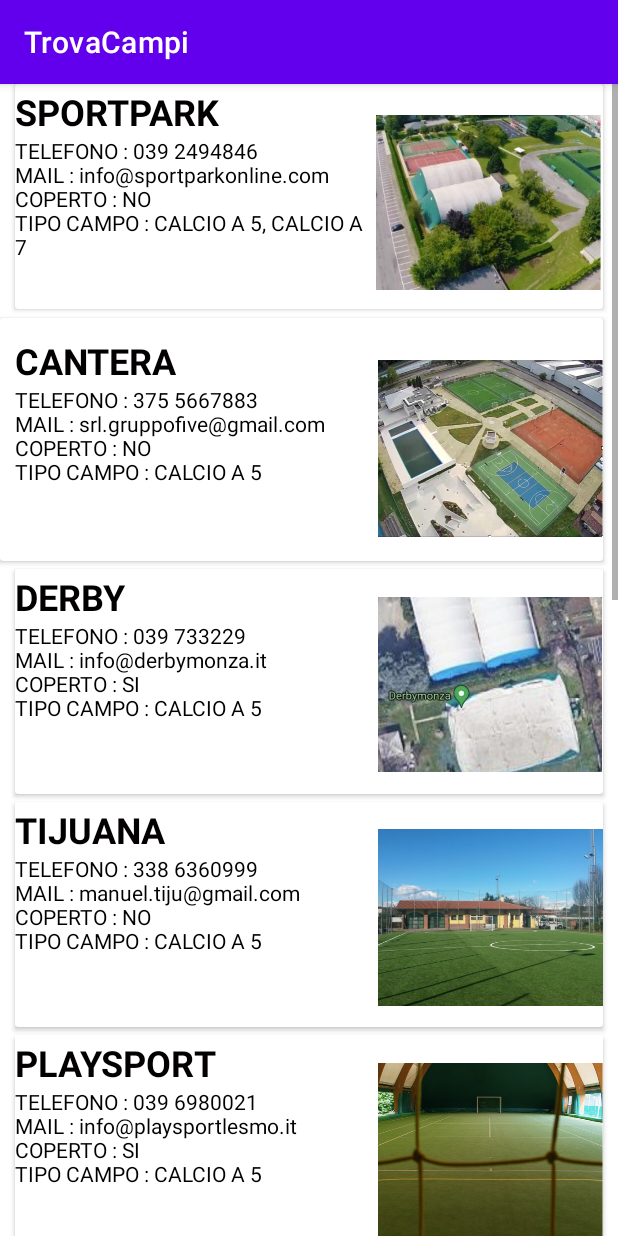
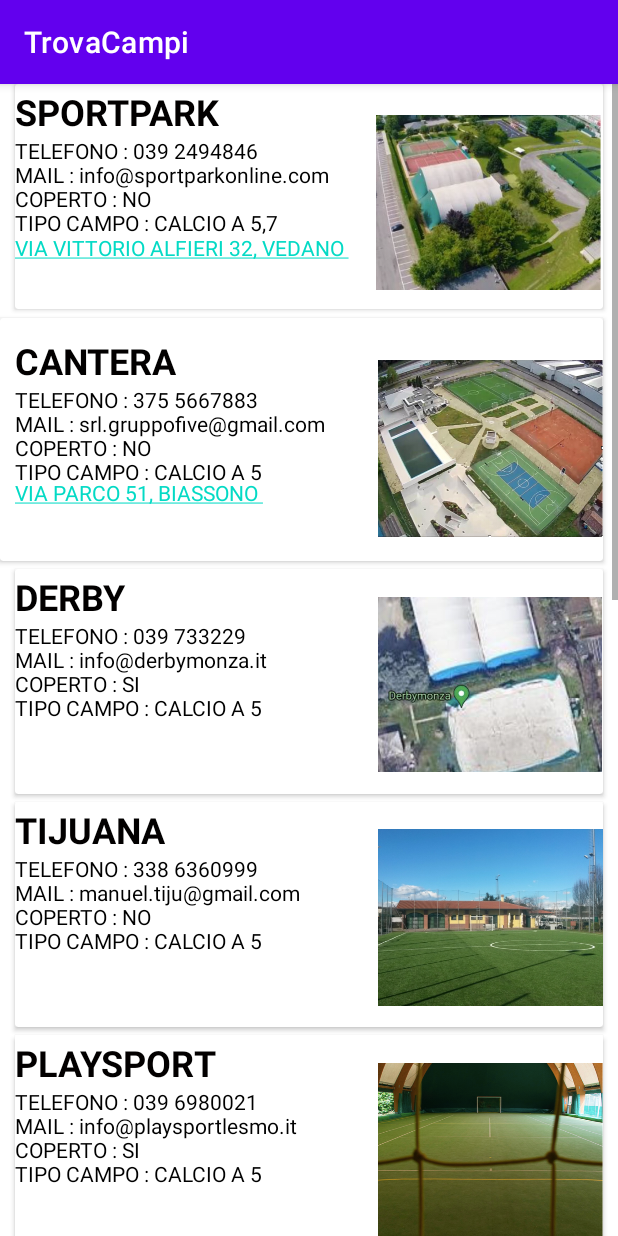
Before and after one commit to tsankaris/TrovaCampi, an Android app: the Calcio_activity screen opened directly, with no data from a screen before it, on a phone screen of 412 x 824 dp. Run offline under Robolectric (Android 15) with nearby library versions, the phone set to English and light mode, and no system bars.

Commit message:
niente indiani oggi

```diff
--- a/app/build.gradle
+++ b/app/build.gradle
@@ -41,6 +41,8 @@ dependencies {
     implementation 'androidx.navigation:navigation-fragment:2.3.5'
     implementation 'androidx.navigation:navigation-ui:2.3.5'
     implementation 'com.google.firebase:firebase-auth:20.0.4'
+    implementation 'com.google.firebase:firebase-firestore'
+    implementation 'com.firebaseui:firebase-ui-auth:7.2.0'
     implementation 'com.google.android.gms:play-services-maps:18.0.1'
     testImplementation 'junit:junit:4.13.2'
     androidTestImplementation 'androidx.test.ext:junit:1.1.3'
--- a/app/src/debug/res/values/google_maps_api.xml
+++ b/app/src/debug/res/values/google_maps_api.xml
@@ -20,5 +20,5 @@
     Once you have your key (it starts with "AIza"), replace the "google_maps_key"
     string in this file.
     -->
-    <string name="google_maps_key" templateMergeStrategy="preserve" translatable="false">YOUR_KEY_HERE</string>
+    <string name="google_maps_key" templateMergeStrategy="preserve" translatable="false">AIzaSyBJWYi3BeqpL7HmLzNoUrdiGqJUlBJervU</string>
 </resources>
--- a/app/src/main/java/it/sal/disco/unimib/trovacampi/Calcio_activity.java
+++ b/app/src/main/java/it/sal/disco/unimib/trovacampi/Calcio_activity.java
@@ -1,11 +1,14 @@
 package it.sal.disco.unimib.trovacampi;
-
-import androidx.appcompat.app.AppCompatActivity;
 
 import android.content.Intent;
 import android.net.Uri;
 import android.os.Bundle;
+import android.text.Html;
+import android.text.method.LinkMovementMethod;
 import android.view.View;
+import android.widget.TextView;
+
+import androidx.appcompat.app.AppCompatActivity;
 
 
 
@@ -14,7 +17,47 @@ public class Calcio_activity extends AppCompatActivity {
     @Override
     protected void onCreate(Bundle savedInstanceState) {
         super.onCreate(savedInstanceState);
-        setContentView(R.layout.activity_calcio); }
+        setContentView(R.layout.activity_calcio);
+        TextView textView = (TextView) findViewById(R.id.textView3);
+        textView.setMovementMethod(LinkMovementMethod.getInstance());
+        textView.setText(Html.fromHtml("<a href=\"https://www.bing.com/maps/directions?rtp=adr.~pos.45.615020751953125_9.26572036743164_Via+Vittorio+Alfieri+32+-+20057+Vedano+Al+Lambro+(MI)_Sportpark_039+249+4846\">VIA VITTORIO ALFIERI 32, VEDANO\n</a>"));
+
+        TextView textView1 = (TextView) findViewById(R.id.textView9);
+        textView1.setMovementMethod(LinkMovementMethod.getInstance());
+        textView1.setText(Html.fromHtml("<a href=\"https://www.bing.com/local?lid=YN1354x18269578375755280536&id=YN1354x18269578375755280536&q=Cantera+Club+Sport+%26+Restaurant&name=Cantera+Club+Sport+%26+Restaurant&cp=45.63228988647461%7e9.296019554138184&ppois=45.63228988647461_9.296019554138184_Cantera+Club+Sport+%26+Restaurant\">VIA PARCO 51, BIASSONO\n</a>"));
+
+        /*TextView textView = (TextView) findViewById(R.id.TextView01);
+        textView.setMovementMethod(LinkMovementMethod.getInstance());
+        textView.setText(Html.fromHtml("<a href=\"http://www.mrwebmaster.it\">Mr.Webmaster</a>"));
+
+        TextView textView = (TextView) findViewById(R.id.TextView01);
+        textView.setMovementMethod(LinkMovementMethod.getInstance());
+        textView.setText(Html.fromHtml("<a href=\"http://www.mrwebmaster.it\">Mr.Webmaster</a>"));
+
+        TextView textView = (TextView) findViewById(R.id.TextView01);
+        textView.setMovementMethod(LinkMovementMethod.getInstance());
+        textView.setText(Html.fromHtml("<a href=\"http://www.mrwebmaster.it\">Mr.Webmaster</a>"));
+
+        TextView textView = (TextView) findViewById(R.id.TextView01);
+        textView.setMovementMethod(LinkMovementMethod.getInstance());
+        textView.setText(Html.fromHtml("<a href=\"http://www.mrwebmaster.it\">Mr.Webmaster</a>"));
+
+        TextView textView = (TextView) findViewById(R.id.TextView01);
+        textView.setMovementMethod(LinkMovementMethod.getInstance());
+        textView.setText(Html.fromHtml("<a href=\"http://www.mrwebmaster.it\">Mr.Webmaster</a>"));
+
+        TextView textView = (TextView) findViewById(R.id.TextView01);
+        textView.setMovementMethod(LinkMovementMethod.getInstance());
+        textView.setText(Html.fromHtml("<a href=\"http://www.mrwebmaster.it\">Mr.Webmaster</a>"));
+
+        TextView textView = (TextView) findViewById(R.id.TextView01);
+        textView.setMovementMethod(LinkMovementMethod.getInstance());
+        textView.setText(Html.fromHtml("<a href=\"http://www.mrwebmaster.it\">Mr.Webmaster</a>"));
+
+        TextView textView = (TextView) findViewById(R.id.TextView01);
+        textView.setMovementMethod(LinkMovementMethod.getInstance());
+        textView.setText(Html.fromHtml("<a href=\"http://www.mrwebmaster.it\">Mr.Webmaster</a>"));*/
+    }
 
 
 
@@ -27,4 +70,6 @@ public class Calcio_activity extends AppCompatActivity {
         Intent launchBrowser = new Intent(Intent.ACTION_VIEW, uriUrl);
         startActivity(launchBrowser);
     }
+
+
 }
--- /dev/null
+++ b/app/src/main/res/drawable/my_great_logo.xml
@@ -0,0 +1,4 @@
+<?xml version="1.0" encoding="utf-8"?>
+<selector xmlns:android="http://schemas.android.com/apk/res/android">
+
+</selector>
--- a/app/src/main/res/layout/activity_calcio.xml
+++ b/app/src/main/res/layout/activity_calcio.xml
@@ -593,6 +593,16 @@
                         android:textStyle="bold"
                         app:layout_constraintStart_toStartOf="parent"
                         app:layout_constraintTop_toTopOf="parent" />
+
+                    <TextView
+                        android:id="@+id/textView9"
+                        android:layout_width="241dp"
+                        android:layout_height="55dp"
+                        android:clickable="true"
+                        android:text="VIA PARCO 51, BIASSONO "
+                        android:textColor="#090909"
+                        app:layout_constraintBottom_toBottomOf="parent"
+                        app:layout_constraintStart_toStartOf="parent" />
                 </androidx.constraintlayout.widget.ConstraintLayout>
             </androidx.cardview.widget.CardView>
 
@@ -655,6 +665,16 @@
                         android:layout_height="wrap_content"
                         app:barrierDirection="top" />
 
+                    <TextView
+                        android:id="@+id/textView3"
+                        android:layout_width="wrap_content"
+                        android:layout_height="wrap_content"
+                        android:layout_marginBottom="31dp"
+                        android:text="VIA VITTORIO ALFIERI 32, VEDANO "
+                        android:textColor="#090909"
+                        app:layout_constraintBottom_toBottomOf="parent"
+                        app:layout_constraintStart_toStartOf="parent" />
+
                 </androidx.constraintlayout.widget.ConstraintLayout>
 
             </androidx.cardview.widget.CardView>
--- a/app/src/main/res/layout/activity_emailpassword.xml
+++ b/app/src/main/res/layout/activity_emailpassword.xml
@@ -4,7 +4,7 @@
     xmlns:tools="http://schemas.android.com/tools"
     android:layout_width="match_parent"
     android:layout_height="match_parent"
-    tools:context=".EmailPasswordActivity">
+    tools:context=".activity_emailPassword">
 
 
     <EditText
--- /dev/null
+++ b/app/src/main/res/layout/activity_firebase_ui.xml
@@ -0,0 +1,6 @@
+<?xml version="1.0" encoding="utf-8"?>
+<androidx.constraintlayout.widget.ConstraintLayout xmlns:android="http://schemas.android.com/apk/res/android"
+    android:layout_width="match_parent"
+    android:layout_height="match_parent">
+
+</androidx.constraintlayout.widget.ConstraintLayout>
--- a/app/src/main/res/values/strings.xml
+++ b/app/src/main/res/values/strings.xml
@@ -7,7 +7,7 @@
     <string name="login">LOGIN</string>
     <string name="contattaci">CONTATTACI</string>
     <string name="registrati">NON SEI REGISTRATO?</string>
-    <string name="non_hai_trovato_il_campo">Non hai trovato il tuo campo? <br> </br> Clicca il bottone per contattarci!</string>
+    <string name="non_hai_trovato_il_campo">"Non hai trovato il tuo campo?"\n"Clicca il bottone per contattarci!"</string>
     <string name="register">REGISTER</string>
     <string-array name="Sport">
         <item> @string/CALCIO</item>
@@ -27,7 +27,7 @@
     <string name="next">NEXT</string>
     <string name="title_activity_calcio">Calcio</string>
     <string name="descrizione_sportpark">
-        "TELEFONO : 039 2494846"\n"MAIL : info@sportparkonline.com"\n"COPERTO : NO"\n"TIPO CAMPO : CALCIO A 5, CALCIO A 7"
+        "TELEFONO : 039 2494846"\n"MAIL : info@sportparkonline.com"\n"COPERTO : NO"\n"TIPO CAMPO : CALCIO A 5,7"
     </string>
     <string name="action_settings">Settings</string>
     <string name="sportpark">SPORTPARK</string>
@@ -46,7 +46,7 @@
     <string name="playsport_img">playsport_img</string>
     <string name="tijuana_img">tijuana_img</string>
     <string name="descrizione_opensport">
-        "TELEFONO : 3897874334"\n"MAIL : tennis.sportsopen@libero.it"\n"COPERTO : SI"\n"TIPO CAMPO : CALCIO A 5" </string>
+        "TELEFONO : 389 7874334"\n"MAIL : tennis.sportsopen@libero.it"\n"COPERTO : SI"\n"TIPO CAMPO : CALCIO A 5" </string>
     <string name="descrizione_tijuana">
         "TELEFONO : 338 6360999"\n"MAIL : manuel.tiju@gmail.com"\n"COPERTO : NO"\n"TIPO CAMPO : CALCIO A 5" </string>
     <string name="derby_img">derby_img</string>
@@ -61,13 +61,13 @@
     <string name="descrizione_piscineLissone">
         "TELEFONO : 039 262 2048"\n"MAIL : info@cierregroup.it"\n"COPERTO : SI"\n"TIPO CAMPO : CALCIO A 5"</string>
     <string name="descrizione_LaDominante">
-        "TELEFONO : 039 321221"\n"MAIL : info@ladominante.it"\n"COPERTO : NO"\n"TIPO CAMPO : CALCIO A 5, CALCIO A 7, CALCIO A 11" </string>
+        "TELEFONO : 039 321221"\n"MAIL : info@ladominante.it"\n"COPERTO : NO"\n"TIPO CAMPO : CALCIO A 5,7,11" </string>
     <string name="descrizione_InSport">
-        "TELEFONO : 039 617831"\n"MAIL : arcore@insportsrl.it"\n"COPERTO : NO"\n"TIPO CAMPO : CALCIO A 5, CALCIO A 7"</string>
+        "TELEFONO : 039 617831"\n"MAIL : arcore@insportsrl.it"\n"COPERTO : NO"\n"TIPO CAMPO : CALCIO A 5,7"</string>
     <string name="descrizione_playsport">
         "TELEFONO : 039 6980021"\n"MAIL : info@playsportlesmo.it"\n"COPERTO : SI"\n"TIPO CAMPO : CALCIO A 5"</string>
     <string name="descrizione_leonArena">
-        "TELEFONO : 348–8207614"\n"MAIL : ND"\n"COPERTO : NO"\n"TIPO CAMPO : CALCIO A 5, CALCIO A 7"</string>
+        "TELEFONO : 348 8207614"\n"MAIL : ND"\n"COPERTO : NO"\n"TIPO CAMPO : CALCIO A 5,7"</string>
     <string name="title_activity_main2">MainActivity2</string>
     <string name="previous">Previous</string>
 
--- /dev/null
+++ b/app/src/main/res/values/styles.xml
@@ -0,0 +1,5 @@
+<?xml version="1.0" encoding="utf-8"?>
+<resources>
+
+    <style name="MySuperAppTheme"></style>
+</resources>
```
Also changed, not shown: app/src/main/java/it/sal/disco/unimib/trovacampi/FirebaseUIActivity.java (added, +181 -0 lines), app/src/main/java/it/sal/disco/unimib/trovacampi/MapsFragment.java (+4 -4 lines).
